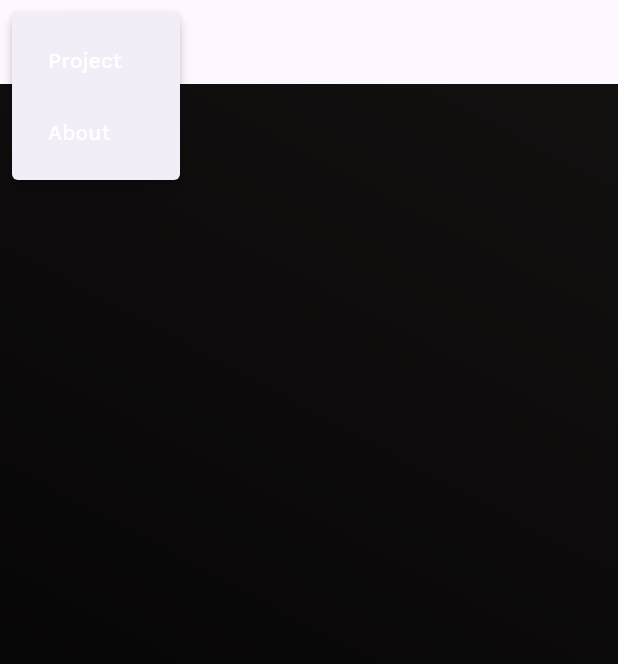
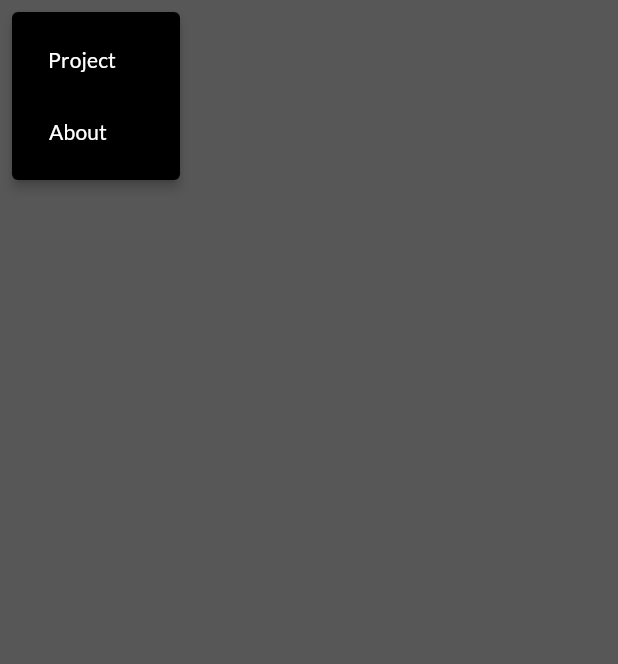
Before and after one commit to Avinash174/My_Portfolio, a Flutter app: the screen it shows after launch, after a tap on the "menu" icon, on a phone screen of 412 x 824 dp. Shown: the top 664 px of the screen. Run offline on Flutter 3.47's test engine with Material 3 defaults, Android fonts, the phone set to English and light mode, and no system bars; our stand-ins replace google_fonts, wtf_sliding_sheet.

Commit message:
new changes done

```diff
--- a/lib/home.dart
+++ b/lib/home.dart
@@ -10,14 +10,28 @@ class HomeScreen extends StatefulWidget {
 }
 
 class _HomeScreenState extends State<HomeScreen> {
+  final Shader OverallTextGradiant = const LinearGradient(colors: [
+    Color(0xff1f005c),
+    Color(0xff5b0060),
+    Color(0xff870160),
+
+    Color(0xfff39060),
+    Color.fromARGB(255, 255, 89, 0)
+  ]).createShader(Rect.fromLTWH(0, 0, 200.0, 70));
   @override
   Widget build(BuildContext context) {
     return Scaffold(
       backgroundColor: const Color.fromARGB(168, 0, 0, 0),
+      extendBodyBehindAppBar: true,
       appBar: AppBar(
+        // actions: [
+        // Next Version add light dark mode
+        // ],
         leading: PopupMenuButton(
+          color: Colors.black,
           icon: const Icon(
             Icons.menu,
+            color: Colors.white,
           ),
           itemBuilder: (BuildContext context) => [
             PopupMenuItem(
@@ -25,7 +39,7 @@ class _HomeScreenState extends State<HomeScreen> {
                 onPressed: () {},
                 child: Text(
                   'Project',
-                  style: GoogleFonts.workSans(
+                  style: GoogleFonts.lato(
                     color: Colors.white,
                   ),
                 ),
@@ -36,7 +50,7 @@ class _HomeScreenState extends State<HomeScreen> {
                 onPressed: () {},
                 child: Text(
                   'About',
-                  style: GoogleFonts.workSans(
+                  style: GoogleFonts.lato(
                     color: Colors.white,
                   ),
                 ),
@@ -44,8 +58,23 @@ class _HomeScreenState extends State<HomeScreen> {
             ),
           ],
         ),
+        backgroundColor: Colors.transparent,
       ),
-      body: Container(
+      body: SlidingSheet(
+        color: Colors.white,
+        elevation: 8,
+        cornerRadius: 16,
+        snapSpec: const SnapSpec(
+          // Enable snapping. This is true by default.
+          snap: true,
+          // Set custom snapping points.
+          snappings: [0.4, 0.7, 1.0],
+          // Define to what the snappings relate to. In this case,
+          // the total available space that the sheet can expand to.
+          positioning: SnapPositioning.relativeToAvailableSpace,
+        ),
+        builder: (context, state) {
+          return Container(
             decoration: const BoxDecoration(
               gradient: LinearGradient(
                 begin: Alignment.topRight,
@@ -56,11 +85,18 @@ class _HomeScreenState extends State<HomeScreen> {
                 ],
               ),
             ),
-        child: SlidingSheet(
-          color: Colors.white,
-          elevation: 8,
-          cornerRadius: 30,
-        ),
+          );
+        },
+        body: Container(
+            height: 500,
+            margin: const EdgeInsets.only(left: 20, right: 20, top: 30),
+            child: const Column(
+              children: [
+                Row(
+                  children: [],
+                )
+              ],
+            )),
       ),
     );
   }
```
Lines whose indentation alone changed are shown as unchanged.
